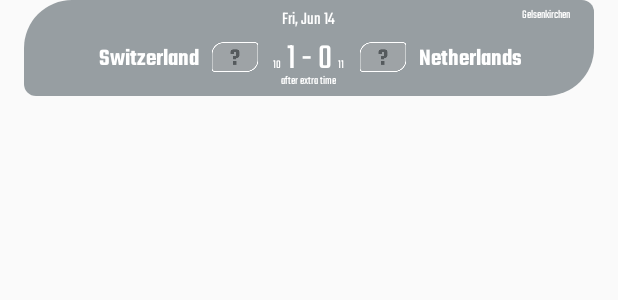
After one commit to jorge-lobo/euro-24, an Android app: the layout rv_match_card_narrow.xml on its own in the app's theme, with its tools: preview values and no code run, on a phone screen of 412 x 824 dp. The commit adds this screen. Shown: the top 300 px of the screen. Run offline under Robolectric (Android 15) with nearby library versions, the phone set to English and light mode, and no system bars.

Commit message:
- feat: add match card narrow layout

```diff
--- a/app/src/main/java/com/example/euro24/data/matches/Match.kt
+++ b/app/src/main/java/com/example/euro24/data/matches/Match.kt
@@ -17,8 +17,8 @@ data class Match(
     @SerializedName("team2Id") var team2Id: Int? = null,
     @SerializedName("resultTeam1") var resultTeam1: Int? = null,
     @SerializedName("resultTeam2") var resultTeam2: Int? = null,
-    @SerializedName("extraTimeTeam1") var extraTimeTeam1: String? = null,
-    @SerializedName("extraTimeTeam2") var extraTimeTeam2: String? = null,
-    @SerializedName("penaltiesTeam1") var penaltiesTeam1: String? = null,
-    @SerializedName("penaltiesTeam2") var penaltiesTeam2: String? = null
+    @SerializedName("extraTimeTeam1") var extraTimeTeam1: Int? = null,
+    @SerializedName("extraTimeTeam2") var extraTimeTeam2: Int? = null,
+    @SerializedName("penaltiesTeam1") var penaltiesTeam1: Int? = null,
+    @SerializedName("penaltiesTeam2") var penaltiesTeam2: Int? = null
 )
--- /dev/null
+++ b/app/src/main/res/layout/rv_match_card_narrow.xml
@@ -0,0 +1,262 @@
+<?xml version="1.0" encoding="utf-8"?>
+<layout xmlns:android="http://schemas.android.com/apk/res/android"
+    xmlns:app="http://schemas.android.com/apk/res-auto"
+    xmlns:tools="http://schemas.android.com/tools">
+
+    <data>
+
+        <variable
+            name="match"
+            type="com.example.euro24.data.matches.Match" />
+
+        <import type="android.view.View" />
+
+        <import type="com.example.euro24.utils.DateUtils" />
+
+        <import type="java.util.TimeZone" />
+    </data>
+
+    <androidx.constraintlayout.widget.ConstraintLayout
+        android:id="@+id/match_card"
+        android:layout_width="match_parent"
+        android:layout_height="wrap_content"
+        android:layout_marginHorizontal="@dimen/margin_normal"
+        android:layout_marginBottom="@dimen/margin_normal">
+
+        <RelativeLayout
+            android:id="@+id/match_card_container"
+            android:layout_width="match_parent"
+            android:layout_height="@dimen/match_card_narrow_h"
+            android:background="@drawable/background_match_card"
+            app:layout_constraintEnd_toEndOf="@id/match_card"
+            app:layout_constraintStart_toStartOf="@id/match_card"
+            app:layout_constraintTop_toTopOf="@+id/match_card">
+
+            <RelativeLayout
+                android:id="@+id/header_container"
+                android:layout_width="match_parent"
+                android:layout_height="wrap_content"
+                android:layout_alignParentTop="true"
+                android:layout_marginHorizontal="@dimen/margin_normal"
+                android:layout_marginTop="@dimen/margin_extra_small">
+
+                <TextView
+                    android:id="@+id/item_text_match_date"
+                    android:layout_width="wrap_content"
+                    android:layout_height="wrap_content"
+                    android:layout_alignParentTop="true"
+                    android:layout_centerHorizontal="true"
+                    android:fontFamily="@font/teko_regular"
+                    android:text="@{match.date}"
+                    android:textColor="@color/match_card_text"
+                    android:textSize="@dimen/match_narrow_date"
+                    tools:text="Fri, Jun 14" />
+
+                <TextView
+                    android:id="@+id/item_text_venue"
+                    android:layout_width="wrap_content"
+                    android:layout_height="wrap_content"
+                    android:layout_alignParentTop="true"
+                    android:layout_alignParentEnd="true"
+                    android:fontFamily="@font/teko_regular"
+                    android:gravity="end"
+                    android:text="@{match.venueId.toString()}"
+                    android:textColor="@color/match_card_text"
+                    android:textSize="@dimen/match_narrow_info"
+                    android:visibility="visible"
+                    tools:ignore="RelativeOverlap"
+                    tools:text="Gelsenkirchen" />
+
+                <TextView
+                    android:id="@+id/item_text_phase"
+                    android:layout_width="wrap_content"
+                    android:layout_height="wrap_content"
+                    android:layout_alignParentTop="true"
+                    android:layout_alignParentEnd="true"
+                    android:fontFamily="@font/teko_regular"
+                    android:gravity="end"
+                    android:text="@{match.phase}"
+                    android:textColor="@color/match_card_text"
+                    android:textSize="@dimen/match_narrow_info"
+                    android:visibility="invisible"
+                    tools:ignore="RelativeOverlap"
+                    tools:text="Group A" />
+
+            </RelativeLayout>
+
+            <RelativeLayout
+                android:id="@+id/main_container"
+                android:layout_width="match_parent"
+                android:layout_height="wrap_content"
+                android:layout_below="@id/header_container">
+
+                <LinearLayout
+                    android:id="@+id/time_container"
+                    android:layout_width="wrap_content"
+                    android:layout_height="wrap_content"
+                    android:layout_centerInParent="true"
+                    android:layout_marginHorizontal="@dimen/margin_large"
+                    android:visibility="invisible">
+
+                    <TextView
+                        android:id="@+id/item_text_match_time"
+                        android:layout_width="wrap_content"
+                        android:layout_height="wrap_content"
+                        android:fontFamily="@font/teko_regular"
+                        android:text="@{match.time}"
+                        android:textColor="@color/match_card_text"
+                        android:textSize="@dimen/match_narrow_time"
+                        tools:text="18:00" />
+
+                </LinearLayout>
+
+                <LinearLayout
+                    android:id="@+id/score_container"
+                    android:layout_width="wrap_content"
+                    android:layout_height="wrap_content"
+                    android:layout_centerInParent="true"
+                    android:gravity="center_horizontal"
+                    android:visibility="visible">
+
+                    <TextView
+                        android:id="@+id/item_text_match_penalties_team1"
+                        android:layout_width="wrap_content"
+                        android:layout_height="wrap_content"
+                        android:layout_marginHorizontal="@dimen/margin_extra_small"
+                        android:fontFamily="@font/teko_regular"
+                        android:gravity="start"
+                        android:text="@{match.penaltiesTeam1.toString()}"
+                        android:textColor="@color/match_card_text"
+                        android:textSize="@dimen/match_narrow_extra"
+                        android:visibility="@{match.penaltiesTeam1 != null ? View.VISIBLE : View.INVISIBLE}"
+                        tools:text="10" />
+
+                    <TextView
+                        android:id="@+id/item_text_match_score_team1"
+                        android:layout_width="wrap_content"
+                        android:layout_height="wrap_content"
+                        android:fontFamily="@font/teko_regular"
+                        android:gravity="end"
+                        android:text="@{match.resultTeam1.toString()}"
+                        android:textColor="@color/match_card_text"
+                        android:textSize="@dimen/match_narrow_score"
+                        tools:text="1" />
+
+                    <TextView
+                        android:id="@+id/text_match_score_divider"
+                        android:layout_width="wrap_content"
+                        android:layout_height="wrap_content"
+                        android:layout_marginHorizontal="@dimen/margin_extra_small"
+                        android:fontFamily="@font/teko_regular"
+                        android:text="@string/match_card_score_divider"
+                        android:textColor="@color/match_card_text"
+                        android:textSize="@dimen/match_narrow_score" />
+
+                    <TextView
+                        android:id="@+id/item_text_match_score_team2"
+                        android:layout_width="wrap_content"
+                        android:layout_height="wrap_content"
+                        android:fontFamily="@font/teko_regular"
+                        android:gravity="start"
+                        android:text="@{match.resultTeam2.toString()}"
+                        android:textColor="@color/match_card_text"
+                        android:textSize="@dimen/match_narrow_score"
+                        tools:text="0" />
+
+                    <TextView
+                        android:id="@+id/item_text_match_penalties_team2"
+                        android:layout_width="wrap_content"
+                        android:layout_height="wrap_content"
+                        android:layout_marginHorizontal="@dimen/margin_extra_small"
+                        android:fontFamily="@font/teko_regular"
+                        android:gravity="start"
+                        android:text="@{match.penaltiesTeam2.toString()}"
+                        android:textColor="@color/match_card_text"
+                        android:textSize="@dimen/match_narrow_extra"
+                        android:visibility="@{match.penaltiesTeam2 != null ? View.VISIBLE : View.INVISIBLE}"
+                        tools:text="11" />
+
+                </LinearLayout>
+
+                <RelativeLayout
+                    android:id="@+id/team1_container"
+                    android:layout_width="wrap_content"
+                    android:layout_height="wrap_content"
+                    android:layout_alignParentStart="true"
+                    android:layout_centerVertical="true"
+                    android:layout_toStartOf="@id/time_container">
+
+                    <TextView
+                        android:id="@+id/item_text_team1_name"
+                        android:layout_width="wrap_content"
+                        android:layout_height="wrap_content"
+                        android:layout_marginEnd="@dimen/margin_small"
+                        android:layout_toStartOf="@id/item_image_team1_flag"
+                        android:fontFamily="@font/teko_semi_bold"
+                        android:gravity="end"
+                        android:text="@{match.team1}"
+                        android:textColor="@color/match_card_text"
+                        android:textSize="@dimen/match_narrow_team_name"
+                        tools:text="Switzerland" />
+
+                    <ImageView
+                        android:id="@+id/item_image_team1_flag"
+                        android:layout_width="@dimen/flag_small_w"
+                        android:layout_height="@dimen/flag_small_h"
+                        android:layout_alignParentEnd="true"
+                        android:contentDescription="@string/description_flag"
+                        android:src="@drawable/default_flag" />
+
+                </RelativeLayout>
+
+                <RelativeLayout
+                    android:id="@+id/team2_container"
+                    android:layout_width="wrap_content"
+                    android:layout_height="wrap_content"
+                    android:layout_alignParentEnd="true"
+                    android:layout_centerVertical="true"
+                    android:layout_toEndOf="@id/time_container">
+
+                    <TextView
+                        android:id="@+id/item_text_team2_name"
+                        android:layout_width="wrap_content"
+                        android:layout_height="wrap_content"
+                        android:layout_marginStart="@dimen/margin_small"
+                        android:layout_toEndOf="@id/item_image_team2_flag"
+                        android:fontFamily="@font/teko_semi_bold"
+                        android:gravity="start"
+                        android:text="@{match.team2}"
+                        android:textColor="@color/match_card_text"
+                        android:textSize="@dimen/match_narrow_team_name"
+                        tools:text="Netherlands" />
+
+                    <ImageView
+                        android:id="@+id/item_image_team2_flag"
+                        android:layout_width="@dimen/flag_small_w"
+                        android:layout_height="@dimen/flag_small_h"
+                        android:layout_alignParentStart="true"
+                        android:contentDescription="@string/description_flag"
+                        android:src="@drawable/default_flag" />
+
+                </RelativeLayout>
+
+            </RelativeLayout>
+
+            <TextView
+                android:id="@+id/text_extra_result_message"
+                android:layout_width="wrap_content"
+                android:layout_height="wrap_content"
+                android:layout_alignParentBottom="true"
+                android:layout_centerHorizontal="true"
+                android:layout_marginBottom="@dimen/margin_extra_small"
+                android:fontFamily="@font/teko_regular"
+                android:textColor="@color/match_card_text"
+                android:textSize="@dimen/match_narrow_extra"
+                android:visibility="visible"
+                tools:text="after extra time" />
+
+        </RelativeLayout>
+
+    </androidx.constraintlayout.widget.ConstraintLayout>
+
+</layout>
--- a/app/src/main/res/values/dimens.xlm.xml
+++ b/app/src/main/res/values/dimens.xlm.xml
@@ -146,8 +146,10 @@
     <dimen name="stadium_image_h">256dp</dimen>
 
     <!-- Margins -->
+    <dimen name="margin_extra_small">4dp</dimen>
     <dimen name="margin_small">8dp</dimen>
     <dimen name="margin_normal">16dp</dimen>
+    <dimen name="margin_large">24dp</dimen>
     <dimen name="margin_big">32dp</dimen>
 
 </resources>
```
